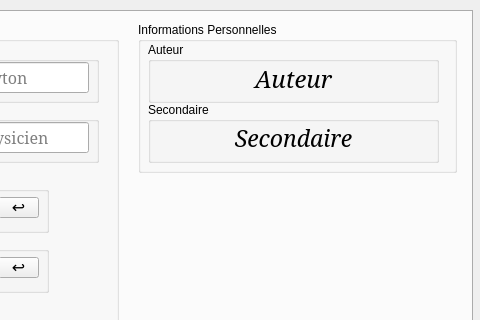
Before: the Qt Designer form pyEtude.ui in BourgonLaurent/pyEtude, drawn with Qt 5; both pictures show x 248 to 728 and y 0 to 320 of the 728 by 477 pixel window.
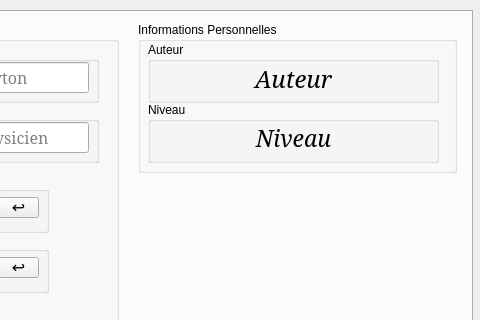
After: the same form once the commit is applied.

Commit message: Secondaire => Niveau

Patch:
```diff
--- a/pyEtude.ui
+++ b/pyEtude.ui
@@ -579,7 +579,7 @@
         </rect>
        </property>
        <property name="title">
-        <string>Secondaire</string>
+        <string>Niveau</string>
        </property>
        <widget class="QLabel" name="secPersoLabel">
         <property name="geometry">
@@ -598,7 +598,7 @@
          </font>
         </property>
         <property name="text">
-         <string>Secondaire</string>
+         <string>Niveau</string>
         </property>
         <property name="textFormat">
          <enum>Qt::RichText</enum>
```
Left out of the diff: 2 changed lines with no effect on the pictures. The commit also changes 1 other file.
